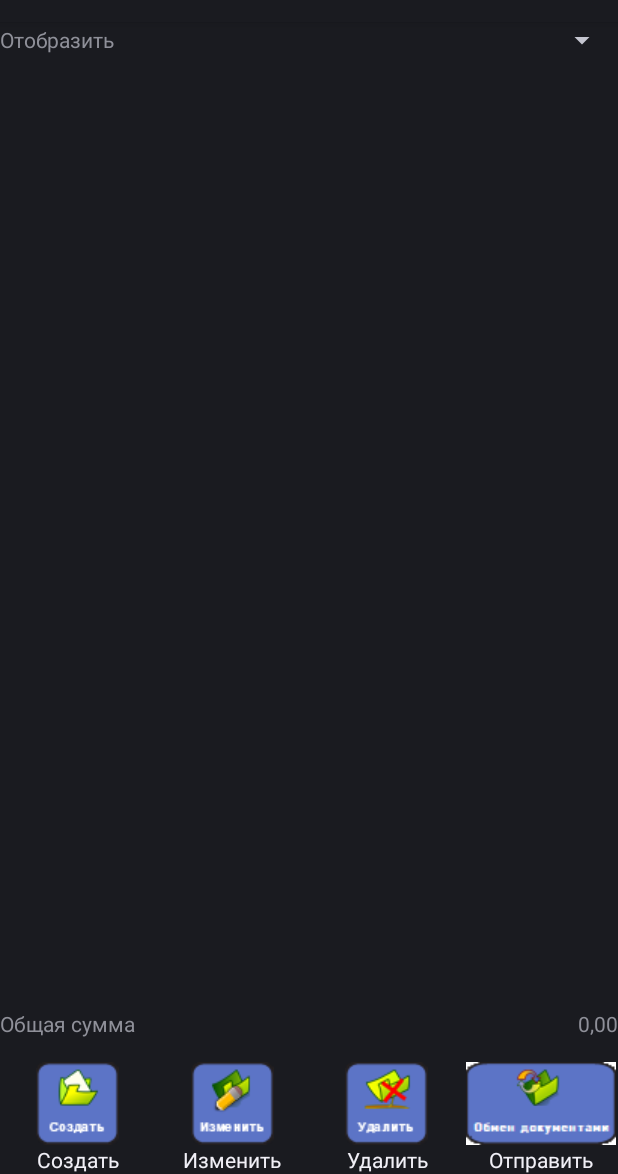
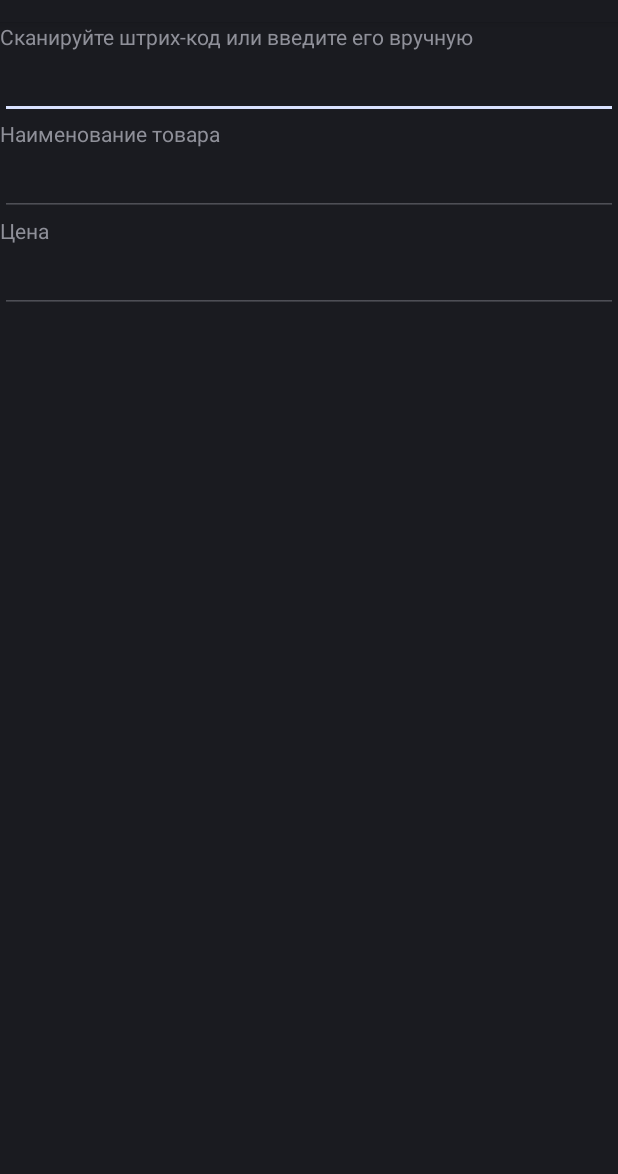
Before and after one commit to vodimed/TradeHouse, an Android app: the screen it shows after launch (PricecontrolActivity before the commit, BarcodeActivity after it), after a tap on "3. Контроль цен", on a phone screen of 412 x 824 dp, the part 62-1236 px from its top. Run offline under Robolectric (Android 15) with nearby library versions, the phone set to English and light mode, and no system bars; our stand-ins replace paging; libraries missing offline, so code that uses them is left out: androidx.paging, com.honeywell.aidc; 2 statements that could not run were skipped.

Commit message:
Настройка интерфейса

```diff
--- /dev/null
+++ b/app/src/main/java/com/expertek/tradehouse/BarcodeActivity.java
@@ -0,0 +1,122 @@
+package com.expertek.tradehouse;
+
+import android.app.Activity;
+import android.os.Bundle;
+import android.widget.EditText;
+
+import com.honeywell.aidc.AidcException;
+import com.honeywell.aidc.AidcManager;
+import com.honeywell.aidc.BarcodeFailureEvent;
+import com.honeywell.aidc.BarcodeReadEvent;
+import com.honeywell.aidc.BarcodeReader;
+
+import java.util.HashMap;
+import java.util.Map;
+
+public class BarcodeActivity extends Activity implements BarcodeReader.BarcodeListener {
+    private AidcManager aidcManager = null;
+    private BarcodeReader barcodeReader = null;
+    private EditText editBarcode = null;
+
+    @Override
+    protected void onCreate(Bundle savedInstanceState) {
+        super.onCreate(savedInstanceState);
+        setContentView(R.layout.barcode_actvity);
+
+        editBarcode = findViewById(R.id.editBarcode);
+
+        // Initiialize Barcode Reader
+        AidcManager.create(this, manager);
+    }
+
+    @Override
+    public void onPause() {
+        super.onPause();
+        if (barcodeReader != null) {
+            barcodeReader.release();
+        }
+    }
+
+    @Override
+    public void onResume() {
+        super.onResume();
+        if (barcodeReader != null) try {
+            barcodeReader.claim();
+        } catch (AidcException e) {
+            e.printStackTrace();
+        }
+    }
+
+    @Override
+    public void onDestroy() {
+        super.onDestroy();
+
+        if (barcodeReader != null) {
+            barcodeReader.removeBarcodeListener(this);
+            barcodeReader.close();
+        }
+
+        if (aidcManager != null) {
+            aidcManager.close();
+        }
+    }
+
+    private final AidcManager.CreatedCallback manager = new AidcManager.CreatedCallback() {
+        @Override
+        public void onCreated(AidcManager aidcManager) {
+            BarcodeActivity.this.aidcManager = aidcManager;
+            BarcodeActivity.this.barcodeReader = connectReader(aidcManager);
+            if (barcodeReader != null) barcodeReader.addBarcodeListener(BarcodeActivity.this);
+        }
+
+        private BarcodeReader connectReader(AidcManager aidcManager) {
+            try {
+                final BarcodeReader reader = aidcManager.createBarcodeReader();
+
+                reader.setProperty(BarcodeReader.PROPERTY_TRIGGER_CONTROL_MODE,
+                        BarcodeReader.TRIGGER_CONTROL_MODE_AUTO_CONTROL);
+
+                // Optional: scanner continuous mode
+                reader.setProperty(BarcodeReader.PROPERTY_TRIGGER_SCAN_MODE,
+                        BarcodeReader.TRIGGER_SCAN_MODE_CONTINUOUS);
+
+                final Map<String, Object> properties = new HashMap<String, Object>();
+
+                properties.put(BarcodeReader.PROPERTY_CODE_128_ENABLED, true);
+                properties.put(BarcodeReader.PROPERTY_GS1_128_ENABLED, true);
+                properties.put(BarcodeReader.PROPERTY_QR_CODE_ENABLED, true);
+                properties.put(BarcodeReader.PROPERTY_CODE_39_ENABLED, true);
+                properties.put(BarcodeReader.PROPERTY_DATAMATRIX_ENABLED, true);
+                properties.put(BarcodeReader.PROPERTY_UPC_A_ENABLE, true);
+                properties.put(BarcodeReader.PROPERTY_EAN_13_ENABLED, false);
+                properties.put(BarcodeReader.PROPERTY_AZTEC_ENABLED, false);
+                properties.put(BarcodeReader.PROPERTY_CODABAR_ENABLED, false);
+                properties.put(BarcodeReader.PROPERTY_INTERLEAVED_25_ENABLED, false);
+                properties.put(BarcodeReader.PROPERTY_PDF_417_ENABLED, false);
+                properties.put(BarcodeReader.PROPERTY_CODE_39_MAXIMUM_LENGTH, 10);
+                properties.put(BarcodeReader.PROPERTY_CENTER_DECODE, true);
+                properties.put(BarcodeReader.PROPERTY_NOTIFICATION_BAD_READ_ENABLED, true);
+                properties.put(BarcodeReader.PROPERTY_DECODER_TIMEOUT, 400);
+
+                // Apply the settings
+                reader.setProperties(properties);
+
+                // Activate scanner
+                reader.claim();
+                return reader;
+            } catch (AidcException e) {
+                e.printStackTrace();
+                return null;
+            }
+        }
+    };
+
+    @Override
+    public void onBarcodeEvent(BarcodeReadEvent barcodeReadEvent) {
+        editBarcode.setText(barcodeReadEvent.getBarcodeData());
+    }
+
+    @Override
+    public void onFailureEvent(BarcodeFailureEvent barcodeFailureEvent) {
+    }
+}
--- a/app/src/main/java/com/expertek/tradehouse/MainActivity.java
+++ b/app/src/main/java/com/expertek/tradehouse/MainActivity.java
@@ -44,7 +44,7 @@ public class MainActivity extends Activity {
             } else if (buttonInventories.equals(v)) {
                 intent = new Intent(MainActivity.this, InventoriesActivity.class);
             } else if (buttonPricecontrol.equals(v)) {
-                intent = new Intent(MainActivity.this, PricecontrolActivity.class);
+                intent = new Intent(MainActivity.this, BarcodeActivity.class);
             } else if (buttonDictionaries.equals(v)) {
                 intent = new Intent(MainActivity.this, DictionariesActivity.class);
             } else if (buttonSettings.equals(v)) {
--- a/app/src/main/java/com/expertek/tradehouse/PricecontrolActivity.java
+++ /dev/null
@@ -1,13 +0,0 @@
-package com.expertek.tradehouse;
-
-import android.app.Activity;
-import android.os.Bundle;
-
-public class PricecontrolActivity extends Activity {
-
-    @Override
-    protected void onCreate(Bundle savedInstanceState) {
-        super.onCreate(savedInstanceState);
-        setContentView(R.layout.invoices_activity);
-    }
-}
--- a/app/src/main/java/com/expertek/tradehouse/tradehouse/TradeHouseService.java
+++ b/app/src/main/java/com/expertek/tradehouse/tradehouse/TradeHouseService.java
@@ -14,8 +14,7 @@ public class TradeHouseService extends ServiceEngine {
             // <uses-permission android:name="android.permission.FOREGROUND_SERVICE" />
             startForeground(R.string.service_tradehouse, ServiceActivity.createNotification(
                     ServiceActivity.class, this, R.string.CHANNEL_ID, R.drawable.ic_launcher,
-                    R.string.service_tradehouse,
-                    R.string.msgTradeHouseServiceNotification));
+                    R.string.service_tradehouse, R.string.msgServiceNotification));
         } catch (Exception e) {
             e.printStackTrace();
         }
--- /dev/null
+++ b/app/src/main/res/layout/barcode_actvity.xml
@@ -0,0 +1,49 @@
+<?xml version="1.0" encoding="utf-8"?>
+<LinearLayout xmlns:android="http://schemas.android.com/apk/res/android"
+    android:orientation="vertical"
+    android:layout_width="match_parent"
+    android:layout_height="match_parent">
+
+    <TextView
+        android:id="@+id/labelBarcode"
+        android:layout_width="match_parent"
+        android:layout_height="wrap_content"
+        android:labelFor="@+id/editBarcode"
+        android:text="@string/barcode_prompt" />
+
+    <EditText
+        android:id="@+id/editBarcode"
+        android:layout_width="match_parent"
+        android:layout_height="wrap_content"
+        android:inputType="numberDecimal" />
+
+    <TextView
+        android:id="@+id/labelName"
+        android:layout_width="match_parent"
+        android:layout_height="wrap_content"
+        android:labelFor="@+id/editName"
+        android:text="@string/barcode_name" />
+
+    <EditText
+        android:id="@+id/editName"
+        android:layout_width="match_parent"
+        android:layout_height="wrap_content"
+        android:inputType="textImeMultiLine"
+        android:maxLines="3"
+        android:minLines="2"
+        android:enabled="false" />
+
+    <TextView
+        android:id="@+id/labelPrice"
+        android:layout_width="match_parent"
+        android:layout_height="wrap_content"
+        android:labelFor="@+id/editPrice"
+        android:text="@string/invoice_price" />
+
+    <EditText
+        android:id="@+id/editPrice"
+        android:layout_width="match_parent"
+        android:layout_height="wrap_content"
+        android:inputType="numberDecimal"
+        android:enabled="false" />
+</LinearLayout>
--- a/app/src/main/res/layout/invoice_edit_activity.xml
+++ b/app/src/main/res/layout/invoice_edit_activity.xml
@@ -20,9 +20,10 @@
             android:id="@+id/editNumber"
             android:layout_width="wrap_content"
             android:layout_height="wrap_content"
-            android:enabled="false"
             android:maxLength="@integer/invoice_code_length_max"
-            android:inputType="number" />
+            android:inputType="number"
+            android:focusable="false"
+            android:enabled="false" />
 
         <TextView
             android:id="@+id/labelDate"
--- a/app/src/main/res/values/strings.xml
+++ b/app/src/main/res/values/strings.xml
@@ -4,8 +4,7 @@
     <string name="app_name">Терминал сбора данных</string>
     <string name="service_tradehouse">Сервис обмена с TradeHouse</string>
     <string name="CHANNEL_ID">tradehouse.notification.service</string>
-    <string name="msgTradeHouseServiceNotification">Открыть менеджер обмена с TradeHouse</string>
-    <string name="errTradeHouseServiceConnection">Не доступен сервис обмена с TradeHouse</string>
+    <string name="msgServiceNotification">Открыть менеджер обмена с TradeHouse</string>
     <string name="create">Создать</string>
     <string name="add">Добавить</string>
     <string name="edit">Изменить</string>
@@ -50,6 +49,10 @@
         <item>ExtSaleWB|Накладная внешняя расходная</item>
     </string-array>
 
+    <!--BarcodeActivity-->
+    <string name="barcode_prompt">Сканируйте штрих-код или введите его вручную</string>
+    <string name="barcode_name">Наименование товара</string>
+
     <!--SettingsActivity-->
     <string name="setting_general">Основные</string>
     <string name="setting_options">Опции</string>
--- a/app/src/main/res/values/styles.xml
+++ b/app/src/main/res/values/styles.xml
@@ -1,5 +1,8 @@
 <resources>
     <style name="AppTheme">
+        <!--https://developer.android.com/guide/topics/manifest/activity-element-->
+        <item name="android:windowSoftInputMode">adjustResize|stateHidden</item>
+
         <item name="android:buttonStyle">@style/Widget</item>
     </style>
 
```
Also changed, not shown: app/src/main/AndroidManifest.xml (+7 -6 lines), app/src/main/res/layout/settings_activity.xml (+20 -14 lines), 1 other file.
